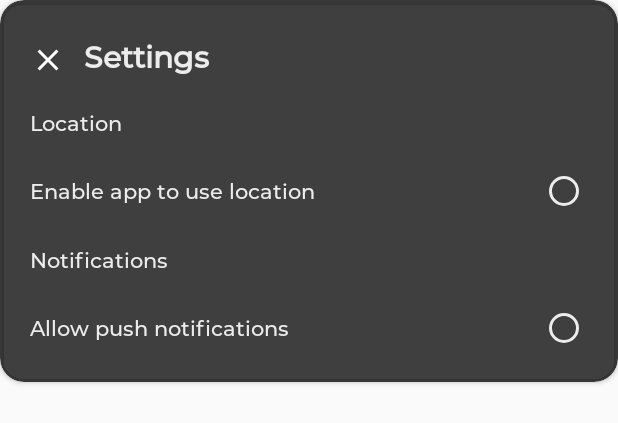
After one commit to KellsWorks/ecoridedriver, an Android app: the layout settings_dialog.xml on its own in the app's theme, with its tools: preview values and no code run, on a phone screen of 412 x 824 dp. The commit adds this screen. Shown: the top 423 px of the screen. Run offline under Robolectric (Android 15) with nearby library versions, the phone set to English and light mode, and no system bars.

Commit message:
Settling notifications

```diff
--- a/app/src/main/java/app/ecoride_agent/MainActivity.kt
+++ b/app/src/main/java/app/ecoride_agent/MainActivity.kt
@@ -1,7 +1,9 @@
 package app.ecoride_agent
 
+import android.app.Dialog
 import android.content.Intent
 import android.os.Bundle
+import android.widget.ImageView
 import android.widget.LinearLayout
 import android.widget.RelativeLayout
 import androidx.appcompat.app.AppCompatActivity
@@ -109,13 +111,15 @@ class MainActivity : AppCompatActivity(){
         settings.setOnClickListener {
             navigator.bringToFront()
 
-            startActivity(
-                Intent(
-                    this@MainActivity, SettingsActivity::class.java
-                )
-            )
-            overridePendingTransition(R.anim.nav_default_enter_anim, R.anim.nav_default_exit_anim)
-            openCloseNavigationDrawer()
+            val dialog = Dialog(this, R.style.CustomDialogTheme)
+
+            val view = dialog.layoutInflater.inflate(R.layout.settings_dialog, null)
+            dialog.setContentView(view)
+
+            val close = view.findViewById<ImageView>(R.id.settingsClose)
+            dialog.show()
+
+            close.setOnClickListener { dialog.dismiss() }
         }
 
     }
--- a/app/src/main/res/layout/activity_trips.xml
+++ b/app/src/main/res/layout/activity_trips.xml
@@ -66,11 +66,9 @@
                     android:layout_height="wrap_content"
                     app:tabIndicatorColor="@color/red"
                     app:tabSelectedTextColor="@color/red"
-                    app:tabIndicatorHeight="10dp"
                     app:tabMode="fixed"
                     app:tabGravity="fill"
                     app:tabIndicatorGravity="bottom"
-                    app:tabIndicatorFullWidth="false"
                     />
             </androidx.viewpager.widget.ViewPager>
 
--- a/app/src/main/res/layout/fragment_incoming_trips.xml
+++ b/app/src/main/res/layout/fragment_incoming_trips.xml
@@ -9,6 +9,6 @@
     <TextView
         android:layout_width="match_parent"
         android:layout_height="match_parent"
-        android:text="@string/hello_blank_fragment" />
+        android:text="Some data in here..." />
 
 </FrameLayout>
--- /dev/null
+++ b/app/src/main/res/layout/settings_dialog.xml
@@ -0,0 +1,92 @@
+<?xml version="1.0" encoding="utf-8"?>
+<androidx.cardview.widget.CardView xmlns:android="http://schemas.android.com/apk/res/android"
+    xmlns:app="http://schemas.android.com/apk/res-auto"
+    xmlns:tools="http://schemas.android.com/tools"
+    android:layout_width="match_parent"
+    android:layout_height="wrap_content"
+    app:cardBackgroundColor="@color/dialogBackground"
+    app:cardCornerRadius="16dp"
+    >
+
+    <androidx.constraintlayout.widget.ConstraintLayout
+        android:layout_width="match_parent"
+        android:layout_height="wrap_content">
+
+    <ImageView
+        android:id="@+id/settingsClose"
+        android:layout_width="wrap_content"
+        android:layout_height="wrap_content"
+        android:layout_marginStart="20dp"
+        android:layout_marginLeft="20dp"
+        android:layout_marginTop="28dp"
+        android:contentDescription="@string/icon"
+        android:src="@drawable/ic_close"
+        app:layout_constraintStart_toStartOf="parent"
+        app:layout_constraintTop_toTopOf="parent" />
+
+    <TextView
+        android:layout_width="wrap_content"
+        android:layout_height="wrap_content"
+        android:layout_marginStart="12dp"
+        android:layout_marginLeft="12dp"
+        android:layout_marginTop="24dp"
+        android:text="@string/settings"
+        android:textColor="@color/gray"
+        android:textSize="20sp"
+        android:textStyle="bold"
+        app:layout_constraintStart_toEndOf="@+id/settingsClose"
+        app:layout_constraintTop_toTopOf="parent" />
+
+    <TextView
+        android:layout_width="wrap_content"
+        android:layout_height="wrap_content"
+        android:text="@string/location"
+        android:layout_margin="20sp"
+        android:textColor="@color/gray"
+        app:layout_constraintBottom_toTopOf="@+id/checkBox3"
+        app:layout_constraintStart_toStartOf="parent"
+        app:layout_constraintTop_toBottomOf="@+id/settingsClose" />
+
+    <CheckBox
+        android:id="@+id/checkBox3"
+        android:layout_width="match_parent"
+        android:layout_height="wrap_content"
+        android:layout_margin="20sp"
+        android:button="@null"
+        android:drawableEnd="?android:attr/listChoiceIndicatorSingle"
+        android:drawableRight="?android:attr/listChoiceIndicatorSingle"
+        android:drawableTint="@color/gray"
+        android:text="@string/enable_app_to_use_location"
+        android:textColor="@color/gray"
+        app:layout_constraintBottom_toTopOf="@+id/textView11"
+        tools:layout_editor_absoluteX="24dp" />
+
+
+    <TextView
+        android:id="@+id/textView11"
+        android:layout_width="wrap_content"
+        android:layout_height="wrap_content"
+        android:layout_marginBottom="20dp"
+        android:text="@string/notifications"
+        android:textColor="@color/gray"
+        app:layout_constraintBottom_toTopOf="@+id/checkBox4"
+        app:layout_constraintStart_toStartOf="@+id/checkBox3" />
+
+    <CheckBox
+        android:id="@+id/checkBox4"
+        android:layout_width="match_parent"
+        android:layout_height="wrap_content"
+        android:button="@null"
+        android:drawableEnd="?android:attr/listChoiceIndicatorSingle"
+        android:drawableRight="?android:attr/listChoiceIndicatorSingle"
+        android:drawableTint="@color/gray"
+        android:layout_margin="20sp"
+        android:text="@string/allow_push_notifications"
+        android:textColor="@color/gray"
+        app:layout_constraintBottom_toBottomOf="parent"
+        tools:layout_editor_absoluteX="0dp" />
+
+
+</androidx.constraintlayout.widget.ConstraintLayout>
+
+</androidx.cardview.widget.CardView>
--- a/app/src/main/res/values/strings.xml
+++ b/app/src/main/res/values/strings.xml
@@ -25,4 +25,8 @@
     <string name="distance">Distance</string>
     <string name="amount">Amount</string>
     <string name="no_rides">No rides</string>
+    <string name="location">Location</string>
+    <string name="enable_app_to_use_location">Enable app to use location</string>
+    <string name="notifications">Notifications</string>
+    <string name="allow_push_notifications">Allow push notifications</string>
 </resources>
```
